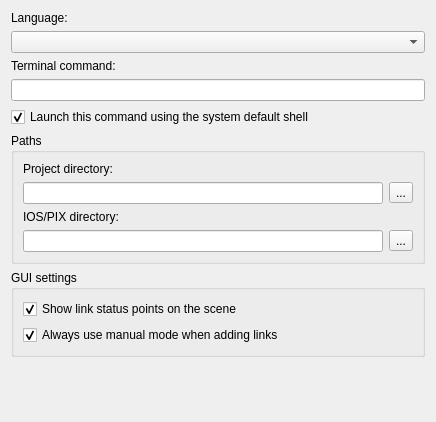
Qt form src/GNS3/Ui/ConfigurationPages/Form_PreferencesGeneral.ui (GNS3/gns3-legacy) before a commit.
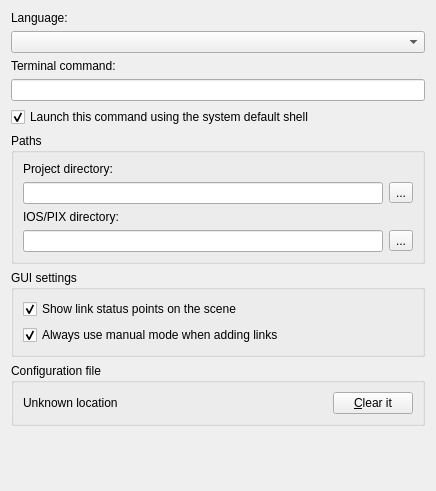
The same form after that commit.

Commit message: [*] A little wizard raised when the configuration file is empty

Patch:
```diff
--- a/src/GNS3/Ui/ConfigurationPages/Form_PreferencesGeneral.ui
+++ b/src/GNS3/Ui/ConfigurationPages/Form_PreferencesGeneral.ui
@@ -6,7 +6,7 @@
     <x>0</x>
     <y>0</y>
     <width>432</width>
-    <height>422</height>
+    <height>491</height>
    </rect>
   </property>
   <property name="windowTitle" >
@@ -134,6 +134,42 @@
      </layout>
     </widget>
    </item>
+   <item>
+    <widget class="QGroupBox" name="groupBox_3" >
+     <property name="title" >
+      <string>Configuration file</string>
+     </property>
+     <layout class="QHBoxLayout" >
+      <item>
+       <widget class="QLabel" name="labelConfigurationPath" >
+        <property name="text" >
+         <string>Unknown location</string>
+        </property>
+       </widget>
+      </item>
+      <item>
+       <spacer>
+        <property name="orientation" >
+         <enum>Qt::Horizontal</enum>
+        </property>
+        <property name="sizeHint" >
+         <size>
+          <width>16</width>
+          <height>20</height>
+         </size>
+        </property>
+       </spacer>
+      </item>
+      <item>
+       <widget class="QPushButton" name="pushButton_ClearConfiguration" >
+        <property name="text" >
+         <string>&amp;Clear it</string>
+        </property>
+       </widget>
+      </item>
+     </layout>
+    </widget>
+   </item>
    <item>
     <spacer>
      <property name="orientation" >
```
The commit also changes 31 other files.
